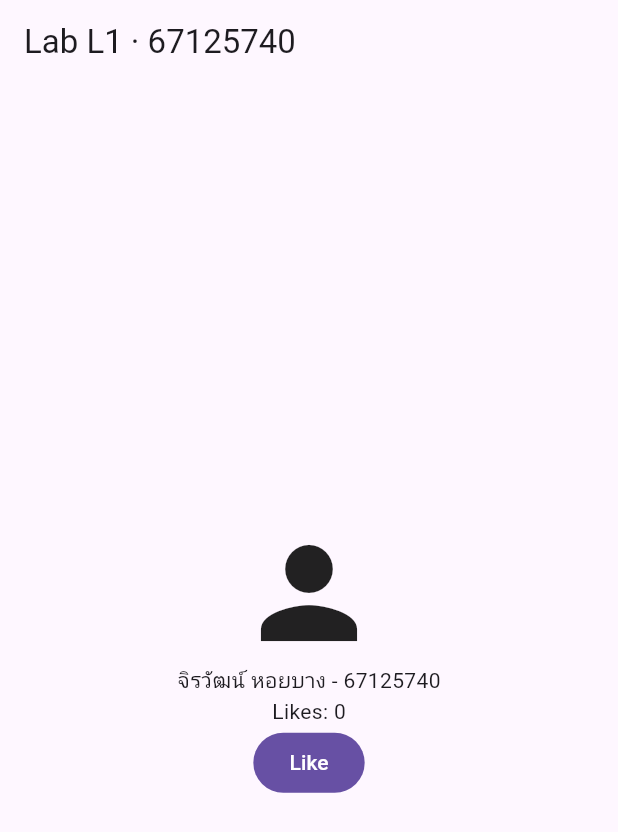
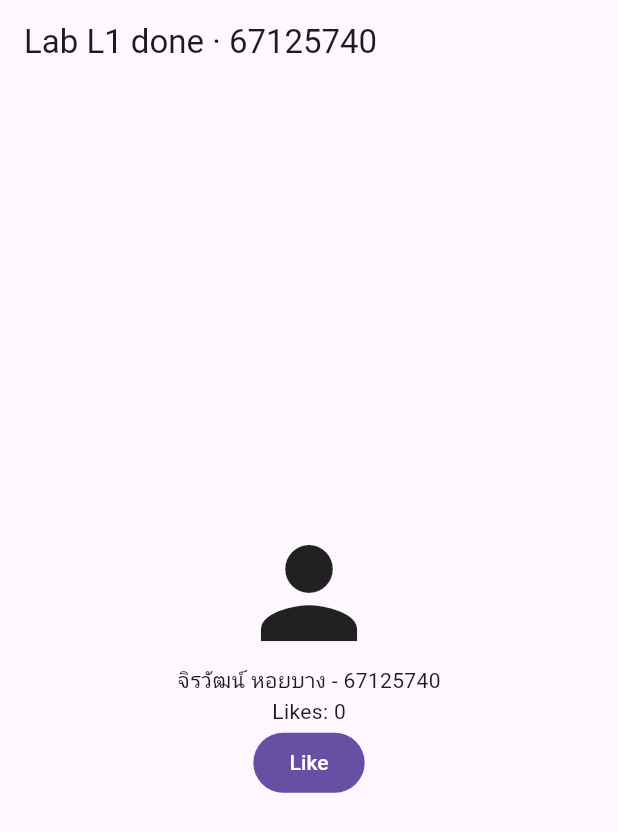
Before and after one commit to jirawathoybang/lab01_profile, a Flutter app: the screen it shows after launch, on a phone screen of 412 x 824 dp. Shown: the top 832 px of the screen. Run offline on Flutter 3.47's test engine with Material 3 defaults, Android fonts, the phone set to English and light mode, and no system bars.

Commit message:
Add L1 answers

```diff
--- a/lib/main.dart
+++ b/lib/main.dart
@@ -19,7 +19,7 @@ class _HomePageState extends State<HomePage> {
   @override
   Widget build(BuildContext context) {
     return Scaffold(
-      appBar: AppBar(title: const Text('Lab L1 · 67125740')),
+      appBar: AppBar(title: const Text('Lab L1 done · 67125740')),
       body: Center(
         child: Column(
           mainAxisSize: MainAxisSize.min,
```
